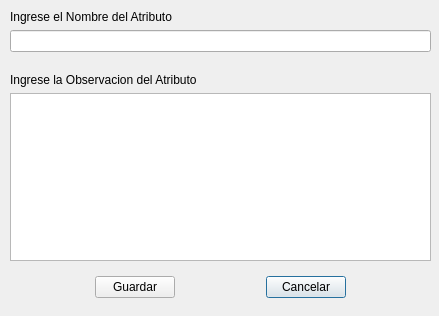
First picture: the form in ui_ingnomobscarac.ui, repository benArambide/ProyFinal-IS2, before the edit.
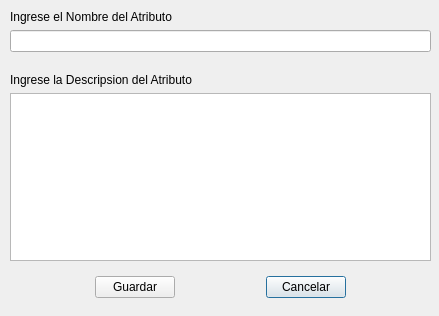
Second picture: the form after the edit.

```diff
--- a/ui_ingnomobscarac.ui
+++ b/ui_ingnomobscarac.ui
@@ -39,7 +39,7 @@
     <item row="4" column="0">
      <widget class="QLabel" name="label_2">
       <property name="text">
-       <string>Ingrese la Observacion del Atributo</string>
+       <string>Ingrese la Descripsion del Atributo</string>
       </property>
      </widget>
     </item>
```
Left out of the diff: 21 changed lines with no effect on the pictures.
